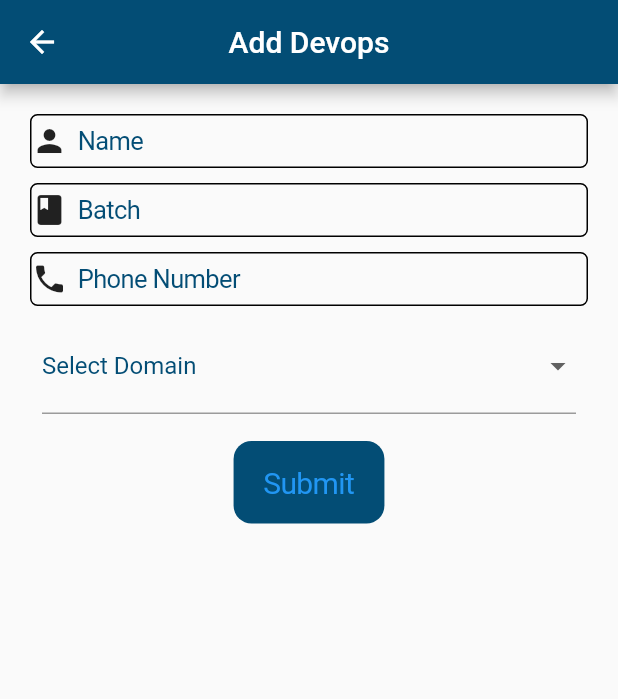
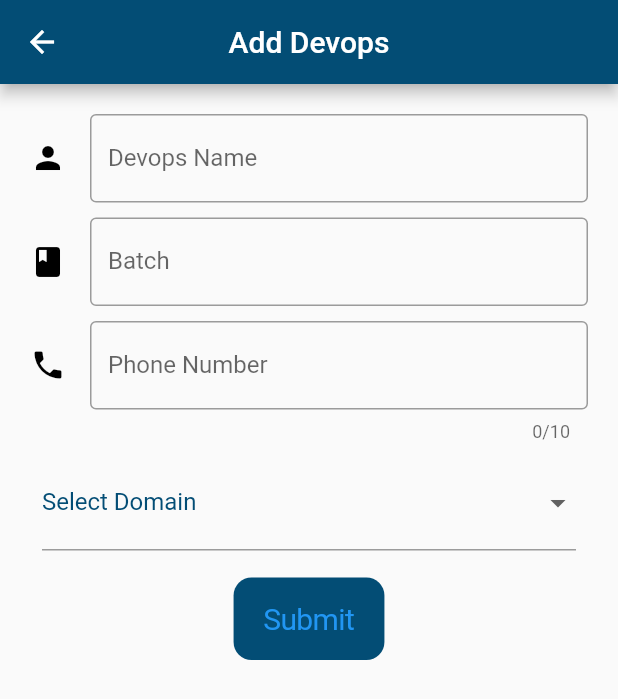
Before and after one commit to munawar3206/firebase_project, a Flutter app: the AddUser screen opened by its route, on a phone screen of 412 x 824 dp. Shown: the top 699 px of the screen. Run offline on Flutter 3.47's test engine with Material 2 defaults, Android fonts, the phone set to English and light mode, and no system bars; our stand-ins replace cloud_firestore, connectivity_plus, firebase_core, internet_connection_checker, lottie; accounts and stored records are empty.

```diff
--- a/lib/views/add.dart
+++ b/lib/views/add.dart
@@ -23,72 +23,64 @@ class AddUser extends StatelessWidget {
         key: formkey,
         child: Padding(
           padding: const EdgeInsets.all(20.0),
+          child: SingleChildScrollView(
             child: Column(children: [
-            CupertinoTextField(
-              placeholderStyle: TextStyle(color: blue),
-              prefix: Icon(Icons.person),
-              placeholder: "Name",
+              TextFormField(
                 controller: techprovider.studname,
-              decoration: BoxDecoration(
-                borderRadius: BorderRadius.circular(5),
-                shape: BoxShape.rectangle,
-                border: Border.all(),
+                decoration: const InputDecoration(
+                  icon: Icon(
+                    Icons.person,
+                    color: black,
                   ),
-              // decoration: const InputDecoration(
-              //   icon: Icon(
-              //     Icons.person,
-              //     color: black,
-              //   ),
-              //   border: OutlineInputBorder(),
-              //   label: Text("Devops Name"),
-              // ),
+                  border: OutlineInputBorder(),
+                  label: Text("Devops Name"),
+                ),
+                validator: (value) {
+                  if (value == null || value.isEmpty) {
+                    return "Enter the valid Name";
+                  }
+                  return null;
+                },
               ),
               const SizedBox(
                 height: 10,
               ),
-            CupertinoTextField(
-              placeholderStyle: TextStyle(color: blue),
-              prefix: Icon(Icons.class_),
-              placeholder: "Batch",
+              TextFormField(
                 controller: techprovider.studbatch,
-              decoration: BoxDecoration(
-                borderRadius: BorderRadius.circular(5),
-                shape: BoxShape.rectangle,
-                border: Border.all(),
+                decoration: const InputDecoration(
+                    icon: Icon(
+                      Icons.class_,
+                      color: black,
                     ),
-              // decoration: const InputDecoration(
-              //     icon: Icon(
-              //       Icons.class_,
-              //       color: black,
-              //     ),
-              //     border: OutlineInputBorder(),
-              //     label: Text("Batch")),
+                    border: OutlineInputBorder(),
+                    label: Text("Batch")),
+                validator: (value) {
+                  if (value == null || value.isEmpty) {
+                    return "Batch required";
+                  }
+                  return null;
+                },
               ),
               const SizedBox(
                 height: 10,
               ),
-            CupertinoTextField(
-              placeholderStyle: TextStyle(color: blue),
-              prefix: Icon(Icons.phone),
-              placeholder: "Phone Number",
+              TextFormField(
                 controller: techprovider.studphone,
                 keyboardType: TextInputType.number,
-
-              decoration: BoxDecoration(
-                borderRadius: BorderRadius.circular(5),
-                shape: BoxShape.rectangle,
-                border: Border.all(),
+                maxLength: 10,
+                decoration: const InputDecoration(
+                    icon: Icon(
+                      Icons.phone,
+                      color: black,
                     ),
-              maxLength: 10,
-
-              //   decoration: const InputDecoration(
-              //       icon: Icon(
-              //         Icons.phone,
-              //         color: black,
-              //       ),
-              //       border: OutlineInputBorder(),
-              //       label: Text("Phone Number")),
-              //   maxLength: 10,
+                    border: OutlineInputBorder(),
+                    label: Text("Phone Number")),
+                validator: (value) {
+                  if (value == null || value.isEmpty) {
+                    return "Enter the Number";
+                  }
+                  return null;
+                },
               ),
               Padding(
                 padding: const EdgeInsets.all(8.0),
@@ -100,6 +92,7 @@ class AddUser extends StatelessWidget {
                       style: TextStyle(color: blue),
                     ),
                   ),
+
                   items: domains
                       .map((e) => DropdownMenuItem(
                             value: e,
@@ -128,14 +121,14 @@ class AddUser extends StatelessWidget {
 
                     Navigator.pop(context);
                   }
-                ScaffoldMessenger.of(context).showSnackBar(const SnackBar(
-                  backgroundColor: Colors.green,
-                  content: Text(
-                    "Devops Added",
-                    style: TextStyle(fontWeight: FontWeight.bold),
-                  ),
-                  duration: Duration(seconds: 3),
-                ));
+                  //   ScaffoldMessenger.of(context).showSnackBar(const SnackBar(
+                  //     backgroundColor: Colors.green,
+                  //     content: Text(
+                  //       "Devops Added",
+                  //       style: TextStyle(fontWeight: FontWeight.bold),
+                  //     ),
+                  //     duration: Duration(seconds: 3),
+                  //   ));
                 },
                 // style: const ButtonStyle(
                 //     minimumSize:
@@ -149,6 +142,7 @@ class AddUser extends StatelessWidget {
             ]),
           ),
         ),
+      ),
     );
   }
 }
```
Lines whose indentation alone changed are shown as unchanged.
